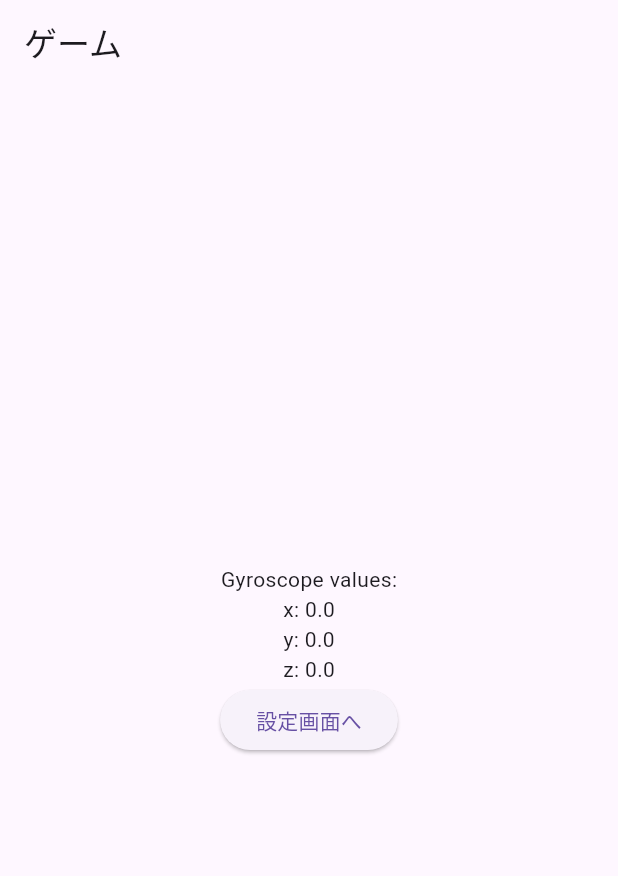
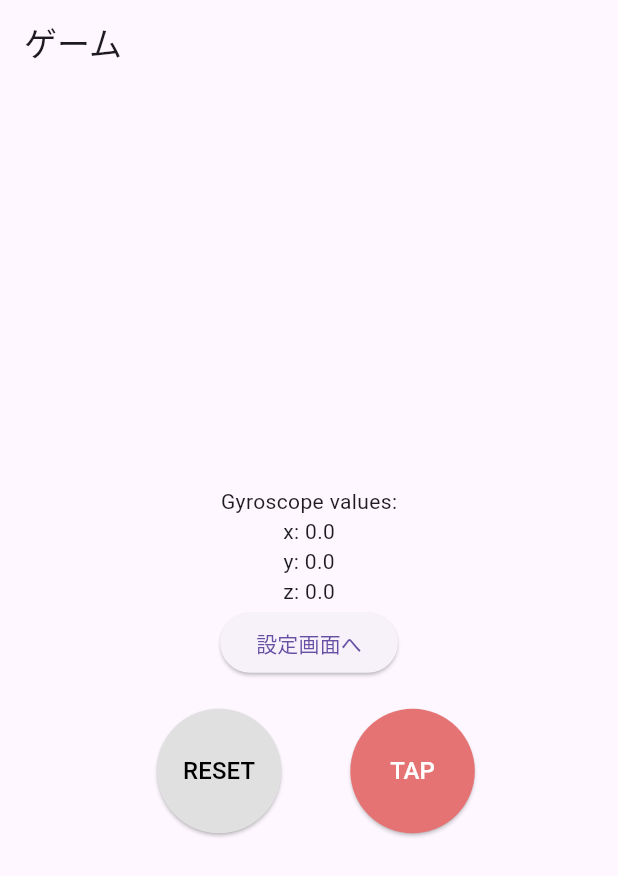
Before and after one commit to tanakacha/flutter_jr_hackathon, a Flutter app: the GameScreen screen opened by its route, on a phone screen of 412 x 824 dp. Shown: the top 876 px of the screen. Run offline on Flutter 3.47's test engine with Material 3 defaults, Android fonts, the phone set to English and light mode, and no system bars; our stand-ins replace go_router, sensors_plus.

Commit message:
ゲーム画面にtapボタンとresetボタンを追加

```diff
--- a/lib/scenes/game/game_screen.dart
+++ b/lib/scenes/game/game_screen.dart
@@ -34,15 +34,46 @@ class _GameScreenState extends State<GameScreen> {
         child: Column(
           mainAxisAlignment: MainAxisAlignment.center,
           children: [
-            Text('Gyroscope values:'),
+            const Text('Gyroscope values:'),
             Text('x: $x'),
             Text('y: $y'),
             Text('z: $z'),
             ElevatedButton(
-              child: Text("設定画面へ"),
+              child: const Text("設定画面へ"),
               onPressed: () {
                 context.go('/');
               },
+            ),
+            const SizedBox(height: 20),
+            Row(
+              mainAxisAlignment: MainAxisAlignment.center,
+              children: [
+                ElevatedButton(
+                  onPressed: () {},
+                  style: ElevatedButton.styleFrom(
+                    backgroundColor: Colors.grey[300],
+                    shape: const CircleBorder(),
+                    padding: const EdgeInsets.all(30),
+                  ),
+                  child: const Text(
+                    'RESET',
+                    style: TextStyle(fontSize: 16, color: Colors.black),
+                  ),
+                ),
+                const SizedBox(width: 30),
+                ElevatedButton(
+                  onPressed: () {},
+                  style: ElevatedButton.styleFrom(
+                    backgroundColor: Colors.red[300],
+                    shape: const CircleBorder(),
+                    padding: const EdgeInsets.all(30),
+                  ),
+                  child: const Text(
+                    'TAP',
+                    style: TextStyle(fontSize: 16, color: Colors.white),
+                  ),
+                ),
+              ],
             ),
           ],
         ),
```
